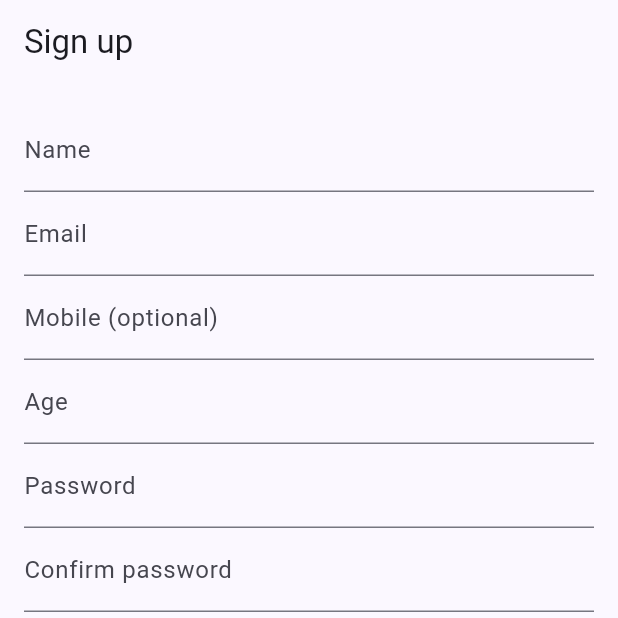
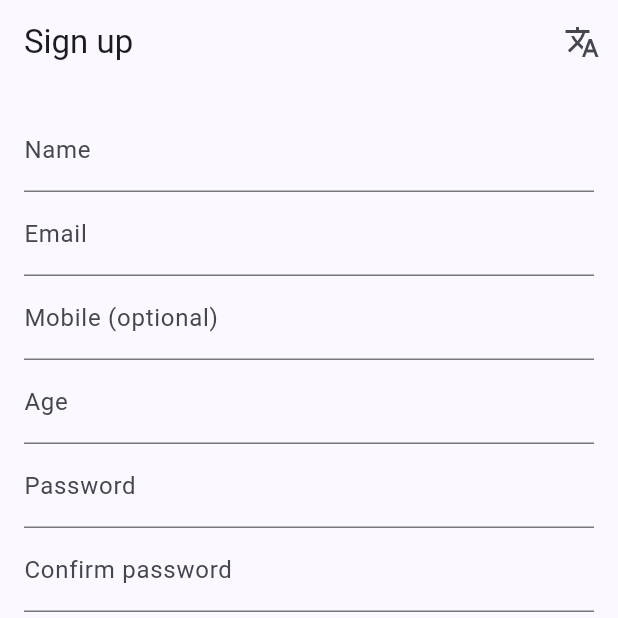
Before and after one commit to osamamohamedr1/localized_form_field_validators, a Flutter app: the screen it shows after launch, on a phone screen of 412 x 824 dp, the top half of it. Run offline on Flutter 3.47's test engine with Material 3 defaults, Android fonts, the phone set to English and light mode, and no system bars.

Commit message:
Add built-in translations selected by language code (0.2.0)
Add Arabic, German, Spanish, French and Turkish messages, selected with
FormValidators.configure(languageCode: ...). Messages stay in English
when no language code is passed, and unsupported codes fall back to
English. Also add ValidationMessages.forLanguage and
supportedLanguageCodes, a language menu in the example app, and docs.

Co-Authored-By: Claude Opus 5.5 <noreply@anthropic.com>

````diff
--- a/example/lib/main.dart
+++ b/example/lib/main.dart
@@ -3,7 +3,8 @@ import 'package:localized_form_field_validators/localized_form_field_validators.
 
 void main() {
   // Global override: applies to every validator in the app, including
-  // validators that were built before this call.
+  // validators that were built before this call. Without a languageCode or
+  // messages, the validators use the built-in English messages.
   FormValidators.configure(
     messages: const DemoMessages(),
     rules: const ValidationRules().copyWith(
@@ -14,8 +15,8 @@ void main() {
   runApp(const DemoApp());
 }
 
-/// App-wide messages. Only these two change; every other message keeps its
-/// English default.
+/// App-wide English messages. Only these two change; every other message
+/// keeps its English default. Other languages use the built-in translations.
 class DemoMessages extends ValidationMessages {
   /// Creates the demo messages.
   const DemoMessages();
@@ -26,6 +27,16 @@ class DemoMessages extends ValidationMessages {
   @override
   String get invalidPhone => 'Enter an Egyptian or Saudi mobile number.';
 }
+
+/// Display names for the built-in languages in the language menu.
+const _languageNames = {
+  'en': 'English',
+  'ar': 'العربية',
+  'de': 'Deutsch',
+  'es': 'Español',
+  'fr': 'Français',
+  'tr': 'Türkçe',
+};
 
 /// The demo application.
 class DemoApp extends StatelessWidget {
@@ -54,6 +65,8 @@ class SignUpPage extends StatefulWidget {
 class _SignUpPageState extends State<SignUpPage> {
   final _formKey = GlobalKey<FormState>();
   final _password = TextEditingController();
+  String _languageCode = 'en';
+  bool _submitted = false;
 
   @override
   void dispose() {
@@ -61,7 +74,21 @@ class _SignUpPageState extends State<SignUpPage> {
     super.dispose();
   }
 
+  void _setLanguage(String code) {
+    if (code == 'en') {
+      FormValidators.configure(messages: const DemoMessages());
+    } else {
+      // Built-in translation, selected by language code.
+      FormValidators.configure(languageCode: code);
+    }
+    setState(() => _languageCode = code);
+    // Validators read the new messages the next time they run, so re-run
+    // them to update errors that are already on screen.
+    if (_submitted) _formKey.currentState!.validate();
+  }
+
   void _submit() {
+    _submitted = true;
     if (_formKey.currentState!.validate()) {
       ScaffoldMessenger.of(
         context,
@@ -72,8 +99,26 @@ class _SignUpPageState extends State<SignUpPage> {
   @override
   Widget build(BuildContext context) {
     return Scaffold(
-      appBar: AppBar(title: const Text('Sign up')),
-      body: Form(
+      appBar: AppBar(
+        title: const Text('Sign up'),
+        actions: [
+          PopupMenuButton<String>(
+            tooltip: 'Language',
+            icon: const Icon(Icons.translate),
+            initialValue: _languageCode,
+            onSelected: _setLanguage,
+            itemBuilder: (context) => [
+              for (final code in ValidationMessages.supportedLanguageCodes)
+                PopupMenuItem(value: code, child: Text(_languageNames[code]!)),
+            ],
+          ),
+        ],
+      ),
+      body: Directionality(
+        textDirection: _languageCode == 'ar'
+            ? TextDirection.rtl
+            : TextDirection.ltr,
+        child: Form(
           key: _formKey,
           autovalidateMode: AutovalidateMode.onUserInteraction,
           child: ListView(
@@ -87,7 +132,8 @@ class _SignUpPageState extends State<SignUpPage> {
                   FormValidators.lengthBetween(2, 50),
                 ]),
               ),
-            // Global override: emailRequired comes from DemoMessages.
+              // Global override: in English, emailRequired comes from
+              // DemoMessages.
               TextFormField(
                 decoration: const InputDecoration(labelText: 'Email'),
                 keyboardType: TextInputType.emailAddress,
@@ -122,9 +168,11 @@ class _SignUpPageState extends State<SignUpPage> {
                 validator: FormValidators.strongPassword(),
               ),
               // Per-call override: these messages beat the global and default
-            // ones.
+              // ones, so they stay in English whatever the language.
               TextFormField(
-              decoration: const InputDecoration(labelText: 'Confirm password'),
+                decoration: const InputDecoration(
+                  labelText: 'Confirm password',
+                ),
                 obscureText: true,
                 validator: FormValidators.compose([
                   FormValidators.required(
@@ -144,6 +192,7 @@ class _SignUpPageState extends State<SignUpPage> {
             ],
           ),
         ),
+      ),
     );
   }
 }
--- a/lib/localized_form_field_validators.dart
+++ b/lib/localized_form_field_validators.dart
@@ -1,14 +1,23 @@
-/// `TextFormField` validators with English defaults that can be overridden
-/// globally or per call.
+/// `TextFormField` validators with built-in translations and messages that
+/// can be overridden globally or per call.
 ///
 /// - [FormValidators] builds the validators and holds the app-wide
 ///   configuration.
-/// - [ValidationMessages] holds the error messages. Extend it to localize
-///   them.
+/// - [ValidationMessages] holds the error messages, in English by default.
+///   Pick a built-in translation by language code, or extend it to use your
+///   own.
+/// - [ValidationMessagesAr], [ValidationMessagesDe], [ValidationMessagesEs],
+///   [ValidationMessagesFr] and [ValidationMessagesTr] are the built-in
+///   translations.
 /// - [ValidationRules] holds the patterns and the password policy.
 ///
 /// ```dart
 /// import 'package:localized_form_field_validators/localized_form_field_validators.dart';
+///
+/// void main() {
+///   FormValidators.configure(languageCode: 'ar'); // Optional. Default: 'en'.
+///   runApp(const MyApp());
+/// }
 ///
 /// TextFormField(
 ///   decoration: const InputDecoration(labelText: 'Email'),
@@ -18,5 +27,10 @@
 library;
 
 export 'src/form_validators.dart' show FormValidators;
+export 'src/l10n/validation_messages_ar.dart' show ValidationMessagesAr;
+export 'src/l10n/validation_messages_de.dart' show ValidationMessagesDe;
+export 'src/l10n/validation_messages_es.dart' show ValidationMessagesEs;
+export 'src/l10n/validation_messages_fr.dart' show ValidationMessagesFr;
+export 'src/l10n/validation_messages_tr.dart' show ValidationMessagesTr;
 export 'src/validation_messages.dart' show ValidationMessages;
 export 'src/validation_rules.dart' show ValidationRules;
--- a/lib/src/form_validators.dart
+++ b/lib/src/form_validators.dart
@@ -45,7 +45,7 @@ abstract final class FormValidators {
   static final RegExp _uppercase = RegExp('[A-Z]');
   static final RegExp _digit = RegExp('[0-9]');
 
-  /// The messages validators currently use. Defaults to
+  /// The messages validators currently use. Defaults to the English
   /// `const ValidationMessages()`.
   static ValidationMessages get messages => _messages;
 
@@ -53,26 +53,47 @@ abstract final class FormValidators {
   /// `const ValidationRules()`.
   static ValidationRules get rules => _rules;
 
-  /// Sets the app-wide [messages] and/or [rules].
+  /// Sets the app-wide messages and/or [rules].
   ///
-  /// Only the arguments you pass are replaced. Call it once at startup, or
-  /// again whenever the configuration changes, such as after a locale change.
+  /// Set the messages in one of two ways:
+  ///
+  /// - [languageCode] selects built-in messages, as returned by
+  ///   [ValidationMessages.forLanguage]. It is case-insensitive and ignores a
+  ///   region suffix such as `-EG`, and a code without built-in messages
+  ///   falls back to English.
+  /// - [messages] sets your own messages, such as a subclass of
+  ///   [ValidationMessages].
+  ///
+  /// Pass at most one of the two. Only the arguments you pass are replaced,
+  /// so until you pass one, validators use the English defaults. Call this
+  /// once at startup, or again whenever the configuration changes, such as
+  /// after a locale change.
   ///
   /// ```dart
+  /// FormValidators.configure(languageCode: 'ar');
+  ///
   /// FormValidators.configure(
   ///   messages: const AppValidationMessages(),
   ///   rules: FormValidators.rules.copyWith(passwordMinLength: 10),
   /// );
   /// ```
   static void configure({
+    String? languageCode,
     ValidationMessages? messages,
     ValidationRules? rules,
   }) {
+    assert(
+      languageCode == null || messages == null,
+      'Pass either languageCode or messages, not both.',
+    );
+    if (languageCode != null) {
+      _messages = ValidationMessages.forLanguage(languageCode);
+    }
     if (messages != null) _messages = messages;
     if (rules != null) _rules = rules;
   }
 
-  /// Restores the built-in default [messages] and [rules].
+  /// Restores the built-in default [messages] (English) and [rules].
   ///
   /// Call it in `tearDown` so tests don't leak configuration into each other.
   static void reset() {
--- /dev/null
+++ b/lib/src/l10n/validation_messages_ar.dart
@@ -0,0 +1,92 @@
+import '../validation_messages.dart';
+
+/// Built-in Arabic (`ar`) validation messages.
+///
+/// Counts follow Arabic plural rules, for example "حرف واحد", "حرفين",
+/// "3 أحرف" and "11 حرفًا". Select these messages with
+/// `FormValidators.configure(languageCode: 'ar')`, or extend this class to
+/// change individual messages and keep the rest in Arabic.
+class ValidationMessagesAr extends ValidationMessages {
+  /// Creates the Arabic messages.
+  const ValidationMessagesAr();
+
+  @override
+  String get required => 'هذا الحقل مطلوب.';
+
+  @override
+  String minLength(int min) => 'يجب أن يتكون من ${_characters(min)} على الأقل.';
+
+  @override
+  String maxLength(int max) => 'يجب ألا يزيد عن ${_characters(max)}.';
+
+  @override
+  String lengthBetween(int min, int max) =>
+      'يجب أن يكون عدد الأحرف بين $min و$max.';
+
+  @override
+  String get invalidFormat => 'التنسيق غير صالح.';
+
+  @override
+  String get valuesDoNotMatch => 'القيم غير متطابقة.';
+
+  @override
+  String get emailRequired => 'البريد الإلكتروني مطلوب.';
+
+  @override
+  String get invalidEmail => 'أدخل بريدًا إلكترونيًا صالحًا.';
+
+  @override
+  String get phoneRequired => 'رقم الهاتف مطلوب.';
+
+  @override
+  String get invalidPhone => 'أدخل رقم هاتف صالحًا.';
+
+  @override
+  String get emailOrPhoneRequired => 'البريد الإلكتروني أو رقم الهاتف مطلوب.';
+
+  @override
+  String get invalidEmailOrPhone =>
+      'أدخل بريدًا إلكترونيًا أو رقم هاتف صالحًا.';
+
+  @override
+  String get passwordRequired => 'كلمة المرور مطلوبة.';
+
+  @override
+  String passwordMinLength(int min) =>
+      'يجب أن تتكون كلمة المرور من ${_characters(min)} على الأقل.';
+
+  @override
+  String get passwordLowercase =>
+      'يجب أن تحتوي كلمة المرور على حرف إنجليزي صغير واحد على الأقل.';
+
+  @override
+  String get passwordUppercase =>
+      'يجب أن تحتوي كلمة المرور على حرف إنجليزي كبير واحد على الأقل.';
+
+  @override
+  String get passwordNumber =>
+      'يجب أن تحتوي كلمة المرور على رقم واحد على الأقل.';
+
+  @override
+  String get passwordSpecialCharacter =>
+      'يجب أن تحتوي كلمة المرور على رمز خاص واحد على الأقل.';
+
+  @override
+  String get invalidNumber => 'أدخل رقمًا صالحًا.';
+
+  @override
+  String numberMin(num min) => 'يجب ألا تقل القيمة عن $min.';
+
+  @override
+  String numberMax(num max) => 'يجب ألا تزيد القيمة عن $max.';
+}
+
+/// "[count] characters" using the CLDR Arabic plural categories.
+String _characters(int count) {
+  if (count == 1) return 'حرف واحد';
+  if (count == 2) return 'حرفين';
+  final lastTwo = count % 100;
+  if (lastTwo >= 3 && lastTwo <= 10) return '$count أحرف';
+  if (lastTwo >= 11 && lastTwo <= 99) return '$count حرفًا';
+  return '$count حرف';
+}
--- /dev/null
+++ b/lib/src/l10n/validation_messages_de.dart
@@ -0,0 +1,82 @@
+import '../validation_messages.dart';
+
+/// Built-in German (`de`) validation messages.
+///
+/// Select these messages with `FormValidators.configure(languageCode: 'de')`,
+/// or extend this class to change individual messages and keep the rest in
+/// German.
+class ValidationMessagesDe extends ValidationMessages {
+  /// Creates the German messages.
+  const ValidationMessagesDe();
+
+  @override
+  String get required => 'Dieses Feld ist erforderlich.';
+
+  @override
+  String minLength(int min) => 'Muss mindestens $min Zeichen lang sein.';
+
+  @override
+  String maxLength(int max) => 'Darf höchstens $max Zeichen lang sein.';
+
+  @override
+  String lengthBetween(int min, int max) =>
+      'Muss zwischen $min und $max Zeichen lang sein.';
+
+  @override
+  String get invalidFormat => 'Ungültiges Format.';
+
+  @override
+  String get valuesDoNotMatch => 'Die Werte stimmen nicht überein.';
+
+  @override
+  String get emailRequired => 'Die E-Mail-Adresse ist erforderlich.';
+
+  @override
+  String get invalidEmail => 'Bitte eine gültige E-Mail-Adresse eingeben.';
+
+  @override
+  String get phoneRequired => 'Die Telefonnummer ist erforderlich.';
+
+  @override
+  String get invalidPhone => 'Bitte eine gültige Telefonnummer eingeben.';
+
+  @override
+  String get emailOrPhoneRequired =>
+      'E-Mail-Adresse oder Telefonnummer ist erforderlich.';
+
+  @override
+  String get invalidEmailOrPhone =>
+      'Bitte eine gültige E-Mail-Adresse oder Telefonnummer eingeben.';
+
+  @override
+  String get passwordRequired => 'Das Passwort ist erforderlich.';
+
+  @override
+  String passwordMinLength(int min) =>
+      'Das Passwort muss mindestens $min Zeichen lang sein.';
+
+  @override
+  String get passwordLowercase =>
+      'Das Passwort muss mindestens einen Kleinbuchstaben enthalten.';
+
+  @override
+  String get passwordUppercase =>
+      'Das Passwort muss mindestens einen Großbuchstaben enthalten.';
+
+  @override
+  String get passwordNumber =>
+      'Das Passwort muss mindestens eine Ziffer enthalten.';
+
+  @override
+  String get passwordSpecialCharacter =>
+      'Das Passwort muss mindestens ein Sonderzeichen enthalten.';
+
+  @override
+  String get invalidNumber => 'Bitte eine gültige Zahl eingeben.';
+
+  @override
+  String numberMin(num min) => 'Muss mindestens $min sein.';
+
+  @override
+  String numberMax(num max) => 'Darf höchstens $max sein.';
+}
--- /dev/null
+++ b/lib/src/l10n/validation_messages_es.dart
@@ -0,0 +1,85 @@
+import '../validation_messages.dart';
+
+/// Built-in Spanish (`es`) validation messages.
+///
+/// Select these messages with `FormValidators.configure(languageCode: 'es')`,
+/// or extend this class to change individual messages and keep the rest in
+/// Spanish.
+class ValidationMessagesEs extends ValidationMessages {
+  /// Creates the Spanish messages.
+  const ValidationMessagesEs();
+
+  @override
+  String get required => 'Este campo es obligatorio.';
+
+  @override
+  String minLength(int min) => 'Debe tener al menos $min ${_characters(min)}.';
+
+  @override
+  String maxLength(int max) =>
+      'Debe tener como máximo $max ${_characters(max)}.';
+
+  @override
+  String lengthBetween(int min, int max) =>
+      'Debe tener entre $min y $max caracteres.';
+
+  @override
+  String get invalidFormat => 'Formato no válido.';
+
+  @override
+  String get valuesDoNotMatch => 'Los valores no coinciden.';
+
+  @override
+  String get emailRequired => 'El correo electrónico es obligatorio.';
+
+  @override
+  String get invalidEmail => 'Introduce un correo electrónico válido.';
+
+  @override
+  String get phoneRequired => 'El número de teléfono es obligatorio.';
+
+  @override
+  String get invalidPhone => 'Introduce un número de teléfono válido.';
+
+  @override
+  String get emailOrPhoneRequired =>
+      'El correo electrónico o el número de teléfono es obligatorio.';
+
+  @override
+  String get invalidEmailOrPhone =>
+      'Introduce un correo electrónico o un número de teléfono válido.';
+
+  @override
+  String get passwordRequired => 'La contraseña es obligatoria.';
+
+  @override
+  String passwordMinLength(int min) =>
+      'La contraseña debe tener al menos $min ${_characters(min)}.';
+
+  @override
+  String get passwordLowercase =>
+      'La contraseña debe contener al menos una letra minúscula.';
+
+  @override
+  String get passwordUppercase =>
+      'La contraseña debe contener al menos una letra mayúscula.';
+
+  @override
+  String get passwordNumber =>
+      'La contraseña debe contener al menos un número.';
+
+  @override
+  String get passwordSpecialCharacter =>
+      'La contraseña debe contener al menos un carácter especial.';
+
+  @override
+  String get invalidNumber => 'Introduce un número válido.';
+
+  @override
+  String numberMin(num min) => 'Debe ser mayor o igual que $min.';
+
+  @override
+  String numberMax(num max) => 'Debe ser menor o igual que $max.';
+}
+
+String _characters(int count) => count == 1 ? 'carácter' : 'caracteres';
--- /dev/null
+++ b/lib/src/l10n/validation_messages_fr.dart
@@ -0,0 +1,87 @@
+import '../validation_messages.dart';
+
+/// Built-in French (`fr`) validation messages.
+///
+/// Select these messages with `FormValidators.configure(languageCode: 'fr')`,
+/// or extend this class to change individual messages and keep the rest in
+/// French.
+class ValidationMessagesFr extends ValidationMessages {
+  /// Creates the French messages.
+  const ValidationMessagesFr();
+
+  @override
+  String get required => 'Ce champ est obligatoire.';
+
+  @override
+  String minLength(int min) =>
+      'Doit contenir au moins $min ${_characters(min)}.';
+
+  @override
+  String maxLength(int max) =>
+      'Doit contenir au plus $max ${_characters(max)}.';
+
+  @override
+  String lengthBetween(int min, int max) =>
+      'Doit contenir entre $min et $max caractères.';
+
+  @override
+  String get invalidFormat => 'Format invalide.';
+
+  @override
+  String get valuesDoNotMatch => 'Les valeurs ne correspondent pas.';
+
+  @override
+  String get emailRequired => "L'adresse e-mail est obligatoire.";
+
+  @override
+  String get invalidEmail => 'Saisissez une adresse e-mail valide.';
+
+  @override
+  String get phoneRequired => 'Le numéro de téléphone est obligatoire.';
+
+  @override
+  String get invalidPhone => 'Saisissez un numéro de téléphone valide.';
+
+  @override
+  String get emailOrPhoneRequired =>
+      "L'adresse e-mail ou le numéro de téléphone est obligatoire.";
+
+  @override
+  String get invalidEmailOrPhone =>
+      'Saisissez une adresse e-mail ou un numéro de téléphone valide.';
+
+  @override
+  String get passwordRequired => 'Le mot de passe est obligatoire.';
+
+  @override
+  String passwordMinLength(int min) =>
+      'Le mot de passe doit contenir au moins $min ${_characters(min)}.';
+
+  @override
+  String get passwordLowercase =>
+      'Le mot de passe doit contenir au moins une lettre minuscule.';
+
+  @override
+  String get passwordUppercase =>
+      'Le mot de passe doit contenir au moins une lettre majuscule.';
+
+  @override
+  String get passwordNumber =>
+      'Le mot de passe doit contenir au moins un chiffre.';
+
+  @override
+  String get passwordSpecialCharacter =>
+      'Le mot de passe doit contenir au moins un caractère spécial.';
+
+  @override
+  String get invalidNumber => 'Saisissez un nombre valide.';
+
+  @override
+  String numberMin(num min) => 'Doit être supérieur ou égal à $min.';
+
+  @override
+  String numberMax(num max) => 'Doit être inférieur ou égal à $max.';
+}
+
+/// French uses the singular for 0 and 1.
+String _characters(int count) => count <= 1 ? 'caractère' : 'caractères';
--- /dev/null
+++ b/lib/src/l10n/validation_messages_tr.dart
@@ -0,0 +1,78 @@
+import '../validation_messages.dart';
+
+/// Built-in Turkish (`tr`) validation messages.
+///
+/// Select these messages with `FormValidators.configure(languageCode: 'tr')`,
+/// or extend this class to change individual messages and keep the rest in
+/// Turkish.
+class ValidationMessagesTr extends ValidationMessages {
+  /// Creates the Turkish messages.
+  const ValidationMessagesTr();
+
+  @override
+  String get required => 'Bu alan zorunludur.';
+
+  @override
+  String minLength(int min) => 'En az $min karakter olmalıdır.';
+
+  @override
+  String maxLength(int max) => 'En fazla $max karakter olmalıdır.';
+
+  @override
+  String lengthBetween(int min, int max) =>
+      '$min ile $max karakter arasında olmalıdır.';
+
+  @override
+  String get invalidFormat => 'Geçersiz biçim.';
+
+  @override
+  String get valuesDoNotMatch => 'Değerler eşleşmiyor.';
+
+  @override
+  String get emailRequired => 'E-posta adresi zorunludur.';
+
+  @override
+  String get invalidEmail => 'Geçerli bir e-posta adresi girin.';
+
+  @override
+  String get phoneRequired => 'Telefon numarası zorunludur.';
+
+  @override
+  String get invalidPhone => 'Geçerli bir telefon numarası girin.';
+
+  @override
+  String get emailOrPhoneRequired =>
+      'E-posta adresi veya telefon numarası zorunludur.';
+
+  @override
+  String get invalidEmailOrPhone =>
+      'Geçerli bir e-posta adresi veya telefon numarası girin.';
+
+  @override
+  String get passwordRequired => 'Şifre zorunludur.';
+
+  @override
+  String passwordMinLength(int min) => 'Şifre en az $min karakter olmalıdır.';
+
+  @override
+  String get passwordLowercase => 'Şifre en az bir küçük harf içermelidir.';
+
+  @override
+  String get passwordUppercase => 'Şifre en az bir büyük harf içermelidir.';
+
+  @override
+  String get passwordNumber => 'Şifre en az bir rakam içermelidir.';
+
+  @override
+  String get passwordSpecialCharacter =>
+      'Şifre en az bir özel karakter içermelidir.';
+
+  @override
+  String get invalidNumber => 'Geçerli bir sayı girin.';
+
+  @override
+  String numberMin(num min) => 'En az $min olmalıdır.';
+
+  @override
+  String numberMax(num max) => 'En fazla $max olmalıdır.';
+}
--- a/lib/src/validation_messages.dart
+++ b/lib/src/validation_messages.dart
@@ -1,8 +1,23 @@
+import 'l10n/validation_messages_ar.dart';
+import 'l10n/validation_messages_de.dart';
+import 'l10n/validation_messages_es.dart';
+import 'l10n/validation_messages_fr.dart';
+import 'l10n/validation_messages_tr.dart';
+
 /// The error messages returned by the validators in `FormValidators`.
 ///
-/// Every message has an English default. To change messages, for example to
-/// plug in localization, extend this class, override only the members you
-/// need, and register the subclass once with `FormValidators.configure`:
+/// Every message has an English default, and English is used until another
+/// language is configured. Built-in translations for the
+/// [supportedLanguageCodes] are available by language code:
+///
+/// ```dart
+/// FormValidators.configure(languageCode: 'ar');
+/// ```
+///
+/// To change messages, for example to plug in your own localization, extend
+/// this class (or a built-in translation such as [ValidationMessagesAr]),
+/// override only the members you need, and register the subclass once with
+/// `FormValidators.configure`:
 ///
 /// ```dart
 /// class AppValidationMessages extends ValidationMessages {
@@ -30,6 +45,40 @@ class ValidationMessages {
   ///
   /// Subclasses can call this from their own `const` constructor.
   const ValidationMessages();
+
+  /// Returns the built-in messages for [languageCode].
+  ///
+  /// [languageCode] is case-insensitive, and a region or script suffix is
+  /// ignored, so `'ar'`, `'AR'`, `'ar-EG'` and `'ar_SA'` all return
+  /// [ValidationMessagesAr]. A code that is not in [supportedLanguageCodes]
+  /// returns the English defaults.
+  ///
+  /// ```dart
+  /// final messages = ValidationMessages.forLanguage(
+  ///   Localizations.localeOf(context).languageCode,
+  /// );
+  /// ```
+  factory ValidationMessages.forLanguage(String languageCode) {
+    return switch (_baseLanguage(languageCode)) {
+      'ar' => const ValidationMessagesAr(),
+      'de' => const ValidationMessagesDe(),
+      'es' => const ValidationMessagesEs(),
+      'fr' => const ValidationMessagesFr(),
+      'tr' => const ValidationMessagesTr(),
+      _ => const ValidationMessages(),
+    };
+  }
+
+  /// The language codes that have built-in messages: English (`en`), Arabic
+  /// (`ar`), German (`de`), Spanish (`es`), French (`fr`) and Turkish (`tr`).
+  static const List<String> supportedLanguageCodes = [
+    'en',
+    'ar',
+    'de',
+    'es',
+    'fr',
+    'tr',
+  ];
 
   // General -------------------------------------------------------------------
 
@@ -162,3 +211,8 @@ class ValidationMessages {
 }
 
 String _characters(int count) => count == 1 ? 'character' : 'characters';
+
+/// Lowercases [code] and strips any region or script suffix, so `'ar-EG'`
+/// becomes `'ar'`.
+String _baseLanguage(String code) =>
+    code.trim().toLowerCase().split(RegExp('[-_]')).first;
--- a/pubspec.yaml
+++ b/pubspec.yaml
@@ -1,6 +1,6 @@
 name: localized_form_field_validators
-description: "TextFormField validators with English defaults and per-call or global overrides for messages and rules. Localization-friendly, no extra dependencies."
-version: 0.1.0
+description: "TextFormField validators with built-in English, Arabic, German, Spanish, French and Turkish messages selected by language code, plus global and per-call overrides."
+version: 0.2.0
 repository: https://github.com/osamamohamedr1/localized_form_field_validators
 
 environment:
````
Also changed, not shown: 5 other files. Lines whose indentation alone changed are shown as unchanged.
